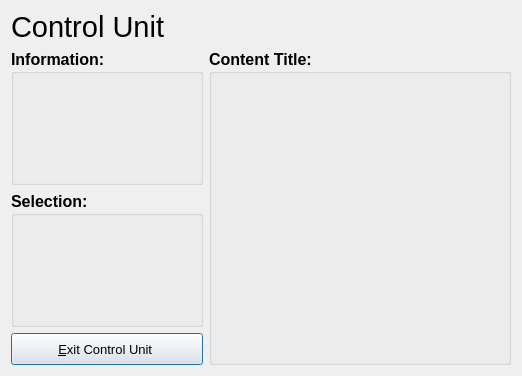
Above: ui/small/ControlUnitDialog.ui from nikolaykm/FreeSSM before the change. Below: the same form after it.
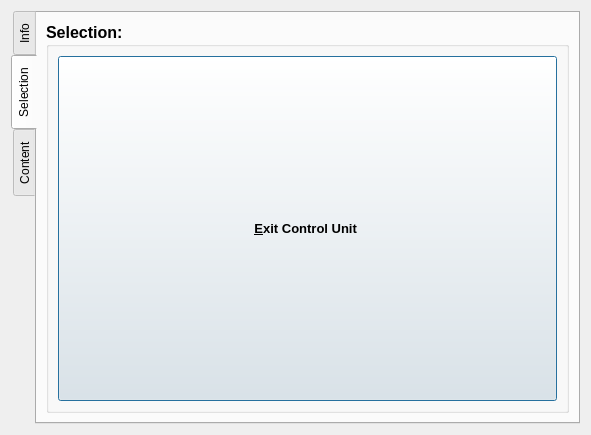
That is the form after the change. Icons and pictures are not drawn.

Commit message: Adding ControlUnitDialog for small screen resolutions

```diff
--- a/ui/small/ControlUnitDialog.ui
+++ b/ui/small/ControlUnitDialog.ui
@@ -9,8 +9,8 @@
    <rect>
     <x>0</x>
     <y>0</y>
-    <width>518</width>
-    <height>376</height>
+    <width>591</width>
+    <height>435</height>
    </rect>
   </property>
   <property name="windowTitle">
@@ -18,6 +18,28 @@
   </property>
   <layout class="QGridLayout" name="main_verticalLayout">
    <item row="0" column="0">
+    <widget class="QTabWidget" name="tabWidget">
+     <property name="tabPosition">
+      <enum>QTabWidget::West</enum>
+     </property>
+     <property name="tabShape">
+      <enum>QTabWidget::Rounded</enum>
+     </property>
+     <property name="currentIndex">
+      <number>1</number>
+     </property>
+     <property name="elideMode">
+      <enum>Qt::ElideNone</enum>
+     </property>
+     <property name="movable">
+      <bool>true</bool>
+     </property>
+     <widget class="QWidget" name="tab">
+      <attribute name="title">
+       <string>Info</string>
+      </attribute>
+      <layout class="QGridLayout" name="gridLayout_2">
+       <item row="0" column="0" colspan="2">
     <widget class="QLabel" name="title_label">
      <property name="minimumSize">
       <size>
@@ -42,29 +64,22 @@
     </widget>
    </item>
    <item row="1" column="0">
-    <layout class="QHBoxLayout" name="horizontalLayout">
-     <item>
-      <layout class="QGridLayout" name="gridLayout_2">
-       <property name="rightMargin">
-        <number>0</number>
-       </property>
-       <item row="0" column="0">
         <widget class="QGroupBox" name="information_groupBox">
          <property name="sizePolicy">
-          <sizepolicy hsizetype="Fixed" vsizetype="MinimumExpanding">
+          <sizepolicy hsizetype="Expanding" vsizetype="Expanding">
            <horstretch>0</horstretch>
            <verstretch>0</verstretch>
           </sizepolicy>
          </property>
          <property name="minimumSize">
           <size>
-           <width>192</width>
+           <width>0</width>
            <height>0</height>
           </size>
          </property>
          <property name="maximumSize">
           <size>
-           <width>192</width>
+           <width>16777215</width>
            <height>16777215</height>
           </size>
          </property>
@@ -80,23 +95,30 @@
          </property>
         </widget>
        </item>
+      </layout>
+     </widget>
+     <widget class="QWidget" name="tab_2">
+      <attribute name="title">
+       <string>Selection</string>
+      </attribute>
+      <layout class="QGridLayout" name="gridLayout">
        <item row="1" column="0">
         <widget class="QGroupBox" name="selection_groupBox">
          <property name="sizePolicy">
-          <sizepolicy hsizetype="Fixed" vsizetype="MinimumExpanding">
+          <sizepolicy hsizetype="Expanding" vsizetype="Expanding">
            <horstretch>0</horstretch>
            <verstretch>0</verstretch>
           </sizepolicy>
          </property>
          <property name="minimumSize">
           <size>
-           <width>192</width>
+           <width>0</width>
            <height>0</height>
           </size>
          </property>
          <property name="maximumSize">
           <size>
-           <width>192</width>
+           <width>16777215</width>
            <height>16777215</height>
           </size>
          </property>
@@ -113,95 +135,27 @@
          <property name="alignment">
           <set>Qt::AlignLeading|Qt::AlignLeft|Qt::AlignTop</set>
          </property>
-         <layout class="QHBoxLayout" name="selection_horizontalLayout">
-          <property name="spacing">
-           <number>0</number>
-          </property>
-          <property name="leftMargin">
-           <number>0</number>
-          </property>
-          <property name="topMargin">
-           <number>0</number>
-          </property>
-          <property name="rightMargin">
-           <number>0</number>
-          </property>
-          <property name="bottomMargin">
-           <number>10</number>
-          </property>
-          <item>
-           <spacer name="horizontalSpacer">
-            <property name="orientation">
-             <enum>Qt::Horizontal</enum>
-            </property>
-            <property name="sizeHint" stdset="0">
-             <size>
-              <width>0</width>
-              <height>20</height>
-             </size>
-            </property>
-           </spacer>
-          </item>
-          <item>
+         <layout class="QGridLayout" name="gridLayout_4">
+          <item row="0" column="0">
            <layout class="QVBoxLayout" name="selButtons_verticalLayout">
-            <property name="spacing">
-             <number>6</number>
-            </property>
-            <property name="leftMargin">
-             <number>0</number>
-            </property>
-            <property name="rightMargin">
-             <number>0</number>
-            </property>
-            <property name="bottomMargin">
-             <number>0</number>
-            </property>
             <item>
-             <spacer name="verticalSpacer">
-              <property name="orientation">
-               <enum>Qt::Vertical</enum>
-              </property>
-              <property name="sizeType">
-               <enum>QSizePolicy::MinimumExpanding</enum>
-              </property>
-              <property name="sizeHint" stdset="0">
-               <size>
-                <width>100</width>
-                <height>0</height>
-               </size>
-              </property>
-             </spacer>
-            </item>
-           </layout>
-          </item>
-          <item>
-           <spacer name="horizontalSpacer_2">
-            <property name="orientation">
-             <enum>Qt::Horizontal</enum>
-            </property>
-            <property name="sizeHint" stdset="0">
-             <size>
-              <width>0</width>
-              <height>20</height>
-             </size>
-            </property>
-           </spacer>
-          </item>
-         </layout>
-        </widget>
-       </item>
-       <item row="2" column="0">
         <widget class="QPushButton" name="exit_pushButton">
+              <property name="sizePolicy">
+               <sizepolicy hsizetype="Expanding" vsizetype="Expanding">
+                <horstretch>0</horstretch>
+                <verstretch>0</verstretch>
+               </sizepolicy>
+              </property>
          <property name="minimumSize">
           <size>
-           <width>191</width>
-           <height>32</height>
+                <width>0</width>
+                <height>0</height>
           </size>
          </property>
          <property name="maximumSize">
           <size>
-           <width>192</width>
-           <height>32</height>
+                <width>16777215</width>
+                <height>16777215</height>
           </size>
          </property>
          <property name="font">
@@ -226,7 +180,17 @@
        </item>
       </layout>
      </item>
-     <item>
+         </layout>
+        </widget>
+       </item>
+      </layout>
+     </widget>
+     <widget class="QWidget" name="tab_3">
+      <attribute name="title">
+       <string>Content</string>
+      </attribute>
+      <layout class="QGridLayout" name="gridLayout_3">
+       <item row="0" column="0">
       <widget class="QGroupBox" name="content_groupBox">
        <property name="sizePolicy">
         <sizepolicy hsizetype="MinimumExpanding" vsizetype="Preferred">
@@ -267,6 +231,8 @@
       </widget>
      </item>
     </layout>
+     </widget>
+    </widget>
    </item>
   </layout>
  </widget>
```
Lines whose indentation alone changed are shown as unchanged. The commit also changes 1 other file.
